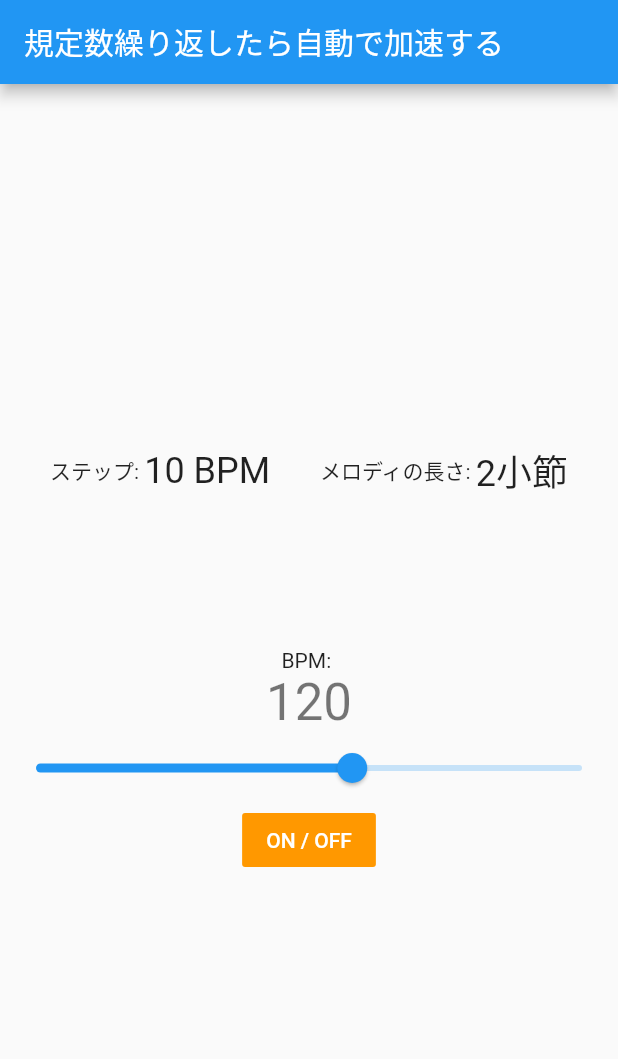
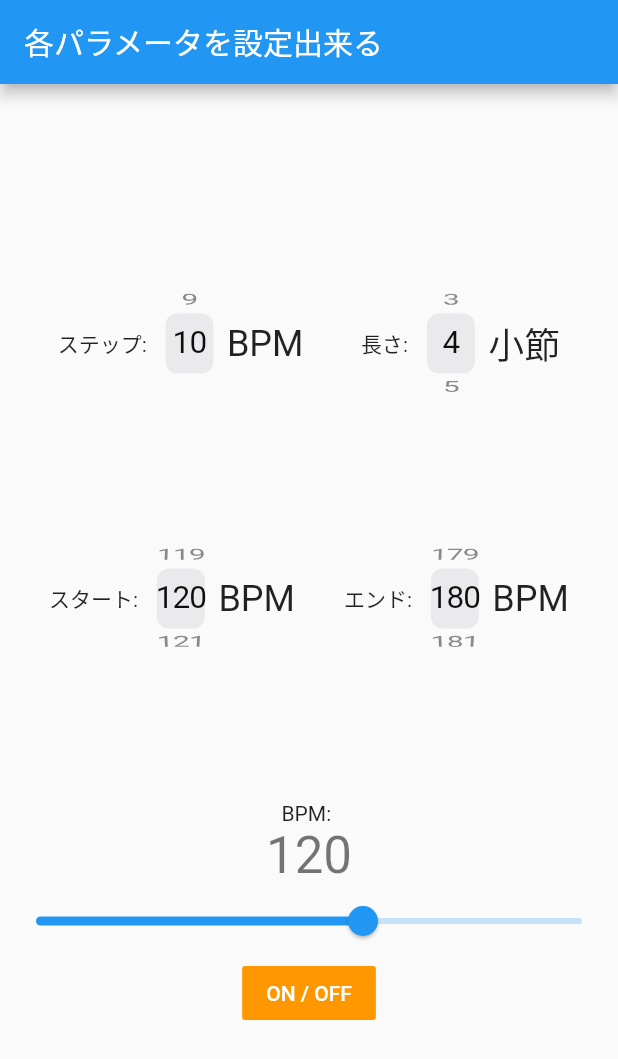
Before and after one commit to HiroyukiTonami/Incrementnome, a Flutter app: the screen it shows after launch, on a phone screen of 412 x 824 dp. Shown: the top 1059 px of the screen. Run offline on Flutter 3.47's test engine with Material 2 defaults, Android fonts, the phone set to English and light mode, and no system bars; missing offline and left inert: soundpool.

Commit message:
👍各パラメータを設定出来るよう修正

```diff
--- a/lib/main.dart
+++ b/lib/main.dart
@@ -1,4 +1,5 @@
 import 'dart:typed_data';
+import 'package:flutter/cupertino.dart';
 import 'package:flutter/material.dart';
 import 'package:flutter/services.dart';
 import 'package:soundpool/soundpool.dart';
@@ -17,7 +18,7 @@ class Incrementnome extends StatelessWidget {
         primarySwatch: Colors.blue,
         visualDensity: VisualDensity.adaptivePlatformDensity,
       ),
-      home: Home(title: '規定数繰り返したら自動で加速する'),
+      home: Home(title: '各パラメータを設定出来る'),
     );
   }
 }
@@ -33,9 +34,10 @@ class Home extends StatefulWidget {
 }
 
 class _HomeState extends State<Home> {
-  ByteData sound;
   int _stepSize = 10; // 何BPM加速するか
-  int _bar = 2; // 何小節で1ループとするか
+  int _bar = 4; // 何小節で1ループとするか
+  int _startTempo = 120; // どこから始めるか
+  int _maxTempo = 180; // どこまで加速するか
   int _tempo = 120;
   bool _run = false;
   Soundpool pool = Soundpool(streamType: StreamType.alarm);
@@ -63,11 +65,21 @@ class _HomeState extends State<Home> {
       await Future.delayed(Duration(milliseconds: waitTime));
       count++;
       // TODO: 4分の4拍子以外の対応
-      if (count == _bar * 4) {
+      if (_tempo < _maxTempo && count == _bar * 4) {
         setState(() => _tempo = _tempo + _stepSize);
         count = 0;
       }
     }
+  }
+
+  /// cupatinoPickerの子供として設定すると自然に見えるウィジェットを作る
+  Widget cupatinoPickerChild(String text) {
+    return Center(
+      child: Text(
+        text,
+        textAlign: TextAlign.center,
+      )
+    );
   }
 
   @override
@@ -88,22 +100,102 @@ class _HomeState extends State<Home> {
                 Text(
                   'ステップ: ',
                 ),
+                Container(
+                  height: 70,
+                  width: 50,
+                  child: CupertinoPicker(
+                    itemExtent: 40,
+                    children: List.generate(10, (i)=> cupatinoPickerChild((i+1).toString())),
+                    scrollController: FixedExtentScrollController(initialItem: _stepSize-1),
+                    onSelectedItemChanged: (int value) {
+                      setState(() {
+                        _stepSize = value+1;
+                      });
+                    },
+                  ),
+                ),
                 Text(
-                  '$_stepSize BPM',
+                  'BPM',
                   style: Theme.of(context).textTheme.headline5,
                 ),
                 Spacer(),
                 Text(
-                  'メロディの長さ: ',
+                  '長さ: ',
+                ),
+                Container(
+                  height: 70,
+                  width: 50,
+                  child: CupertinoPicker(
+                    itemExtent: 40,
+                    children: List.generate(20, (i)=> cupatinoPickerChild((i+1).toString())),
+                    scrollController: FixedExtentScrollController(initialItem: _bar-1),
+                    onSelectedItemChanged: (int value) {
+                      setState(() {
+                        _bar = value+1;
+                      });
+                    },
+                  ),
                 ),
                 Text(
-                  '$_bar小節',
+                  '小節',
                   style: Theme.of(context).textTheme.headline5,
                 ),
                 Spacer(),
               ],
             ),
             Container(height: 100,),
+            Row(
+              mainAxisAlignment: MainAxisAlignment.center,
+              children: [
+                Spacer(),
+                Text(
+                  'スタート: ',
+                ),
+                Container(
+                  height: 70,
+                  width: 50,
+                  child: CupertinoPicker(
+                    itemExtent: 40,
+                    children: List.generate(200, (i)=> cupatinoPickerChild((i+1).toString())),
+                    scrollController: FixedExtentScrollController(initialItem: _startTempo-1),
+                    onSelectedItemChanged: (int value) {
+                      setState(() {
+                        _startTempo = value+1;
+                      });
+                    },
+                  ),
+                ),
+                Text(
+                  'BPM',
+                  style: Theme.of(context).textTheme.headline5,
+                ),
+                Spacer(),
+                Text(
+                  'エンド: ',
+                ),
+                Container(
+                  height: 70,
+                  width: 50,
+                  child: CupertinoPicker(
+                    itemExtent: 40,
+                    children: List.generate(200, (i)=> cupatinoPickerChild((i+1).toString())),
+                    scrollController: FixedExtentScrollController(initialItem: _maxTempo-1),
+                    onSelectedItemChanged: (int value) {
+                      setState(() {
+                        _maxTempo = value+1;
+                      });
+                    },
+                  ),
+                ),
+                Text(
+                  'BPM',
+                  style: Theme.of(context).textTheme.headline5,
+                ),
+                Spacer(),
+              ],
+            ),
+            Container(height: 100,),
+
             Text(
               'BPM: ',
             ),
@@ -113,7 +205,7 @@ class _HomeState extends State<Home> {
             ),
             Slider(
               value: _tempo.toDouble(),
-              min: 10,
+              min: 1,
               max: 200,
               divisions: 200,
               label: _tempo.toString(),
```
